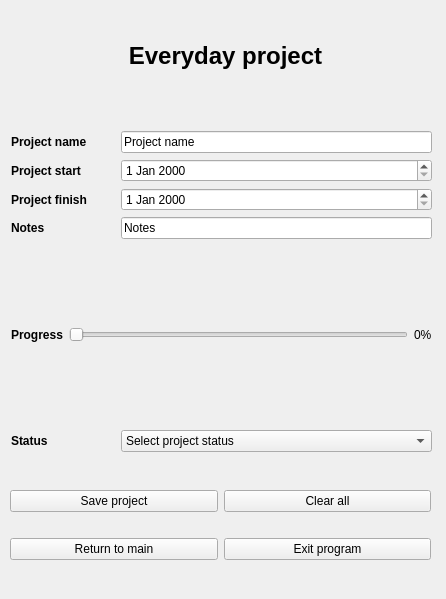
Old version of the form src/interface/everydayProjectEditor.ui in the repository SimonJagerSwe/project_planner_1.0.
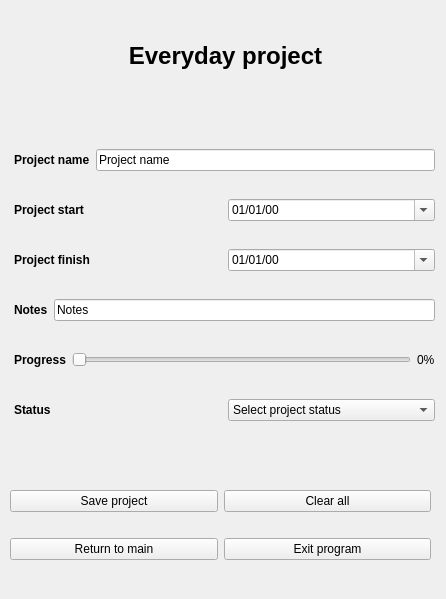
New version of the form. Icons and pictures are not drawn.

Commit message: fixed date selectors for project adding

Patch:
```diff
--- a/src/interface/everydayProjectEditor.ui
+++ b/src/interface/everydayProjectEditor.ui
@@ -82,17 +82,23 @@
   <widget class="QWidget" name="">
    <property name="geometry">
     <rect>
-     <x>11</x>
-     <y>131</y>
+     <x>14</x>
+     <y>127</y>
      <width>421</width>
      <height>321</height>
     </rect>
    </property>
    <layout class="QGridLayout" name="gridLayout">
     <item row="0" column="0">
-     <layout class="QHBoxLayout" name="nameLayoutEveryday" stretch="1,3">
+     <layout class="QHBoxLayout" name="everydayNameLayout">
       <item>
        <widget class="QLabel" name="nameLabelEveryday">
+        <property name="maximumSize">
+         <size>
+          <width>16777215</width>
+          <height>22</height>
+         </size>
+        </property>
         <property name="font">
          <font>
           <bold>true</bold>
@@ -105,6 +111,12 @@
       </item>
       <item>
        <widget class="QLineEdit" name="projectNameEveryday">
+        <property name="maximumSize">
+         <size>
+          <width>16777215</width>
+          <height>22</height>
+         </size>
+        </property>
         <property name="text">
          <string>Project name</string>
         </property>
@@ -113,12 +125,15 @@
      </layout>
     </item>
     <item row="1" column="0">
-     <layout class="QHBoxLayout" name="startLayoutEveryday" stretch="1,3">
-      <property name="spacing">
-       <number>6</number>
-      </property>
+     <layout class="QHBoxLayout" name="everydayStartLayout">
       <item>
        <widget class="QLabel" name="startLabelEveryday">
+        <property name="maximumSize">
+         <size>
+          <width>16777215</width>
+          <height>22</height>
+         </size>
+        </property>
         <property name="font">
          <font>
           <bold>true</bold>
@@ -130,17 +145,43 @@
        </widget>
       </item>
       <item>
-       <widget class="QDateEdit" name="startDateEveryday"/>
+       <widget class="QDateEdit" name="everydayStart">
+        <property name="maximumSize">
+         <size>
+          <width>16777215</width>
+          <height>22</height>
+         </size>
+        </property>
+        <property name="maximumDateTime">
+         <datetime>
+          <hour>23</hour>
+          <minute>59</minute>
+          <second>59</second>
+          <year>9999</year>
+          <month>8</month>
+          <day>30</day>
+         </datetime>
+        </property>
+        <property name="displayFormat">
+         <string>dd/MM/yy</string>
+        </property>
+        <property name="calendarPopup">
+         <bool>true</bool>
+        </property>
+       </widget>
       </item>
      </layout>
     </item>
     <item row="2" column="0">
-     <layout class="QHBoxLayout" name="finishLayoutEveryday" stretch="1,3">
-      <property name="spacing">
-       <number>6</number>
-      </property>
+     <layout class="QHBoxLayout" name="everydayFinishLayout">
       <item>
        <widget class="QLabel" name="finishLabelEveryday">
+        <property name="maximumSize">
+         <size>
+          <width>16777215</width>
+          <height>22</height>
+         </size>
+        </property>
         <property name="font">
          <font>
           <bold>true</bold>
@@ -152,14 +193,33 @@
        </widget>
       </item>
       <item>
-       <widget class="QDateEdit" name="finishDateEveryday"/>
+       <widget class="QDateEdit" name="everydayFinish">
+        <property name="maximumSize">
+         <size>
+          <width>16777215</width>
+          <height>22</height>
+         </size>
+        </property>
+        <property name="displayFormat">
+         <string>dd/MM/yy</string>
+        </property>
+        <property name="calendarPopup">
+         <bool>true</bool>
+        </property>
+       </widget>
       </item>
      </layout>
     </item>
     <item row="3" column="0">
-     <layout class="QHBoxLayout" name="notesEveryday" stretch="1,3">
+     <layout class="QHBoxLayout" name="everydayNotesLayout">
       <item>
        <widget class="QLabel" name="notesLabelEveryday">
+        <property name="maximumSize">
+         <size>
+          <width>16777215</width>
+          <height>22</height>
+         </size>
+        </property>
         <property name="font">
          <font>
           <bold>true</bold>
@@ -172,6 +232,12 @@
       </item>
       <item>
        <widget class="QLineEdit" name="notesEditEveryday">
+        <property name="maximumSize">
+         <size>
+          <width>16777215</width>
+          <height>22</height>
+         </size>
+        </property>
         <property name="text">
          <string>Notes</string>
         </property>
@@ -183,6 +249,12 @@
      <layout class="QHBoxLayout" name="everydayInputLayout">
       <item>
        <widget class="QLabel" name="progressLabelEveryday">
+        <property name="maximumSize">
+         <size>
+          <width>16777215</width>
+          <height>22</height>
+         </size>
+        </property>
         <property name="font">
          <font>
           <bold>true</bold>
@@ -195,6 +267,12 @@
       </item>
       <item>
        <widget class="QSlider" name="progressSliderEveryday">
+        <property name="maximumSize">
+         <size>
+          <width>16777215</width>
+          <height>22</height>
+         </size>
+        </property>
         <property name="orientation">
          <enum>Qt::Orientation::Horizontal</enum>
         </property>
@@ -202,6 +280,12 @@
       </item>
       <item>
        <widget class="QLabel" name="progressPercentageEveryday">
+        <property name="maximumSize">
+         <size>
+          <width>16777215</width>
+          <height>22</height>
+         </size>
+        </property>
         <property name="text">
          <string>0%</string>
         </property>
@@ -210,9 +294,15 @@
      </layout>
     </item>
     <item row="5" column="0">
-     <layout class="QHBoxLayout" name="statusLayoutEveryday" stretch="1,3">
+     <layout class="QHBoxLayout" name="horizontalLayout_6">
       <item>
        <widget class="QLabel" name="statusLabelEveryday">
+        <property name="maximumSize">
+         <size>
+          <width>16777215</width>
+          <height>22</height>
+         </size>
+        </property>
         <property name="font">
          <font>
           <bold>true</bold>
@@ -224,7 +314,13 @@
        </widget>
       </item>
       <item>
-       <widget class="QComboBox" name="statusComboEveryday">
+       <widget class="QComboBox" name="everydayNotesLayout_2">
+        <property name="maximumSize">
+         <size>
+          <width>16777215</width>
+          <height>22</height>
+         </size>
+        </property>
         <property name="maxVisibleItems">
          <number>4</number>
         </property>
```
Left out of the diff: 2 changed lines with no effect on the pictures. The commit also changes 10 other files.
